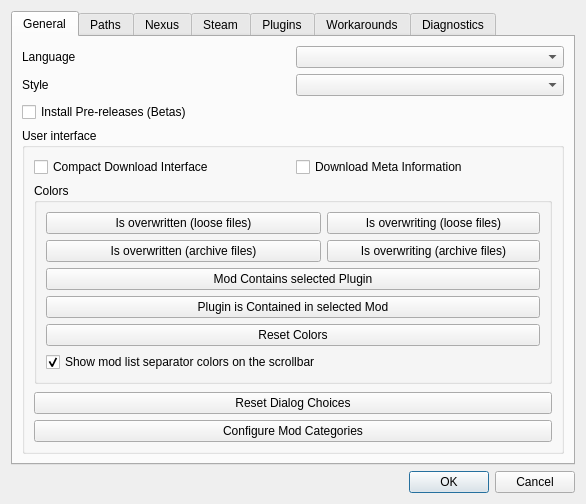
The window that modorganizer/src/settingsdialog.ui (Holt59/mo2-merge) describes before a commit, drawn with Qt 5.
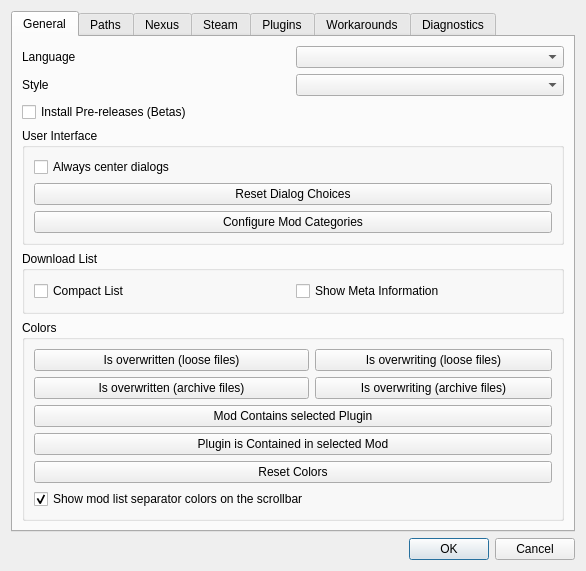
The same window after the commit. Icons and pictures are not drawn.

Commit message: [modorganizer] added center dialogs option moved download list options to their own group box renamed confusing "Download Meta Information" to "Show Meta Information"

What changed in the file:
```diff
--- a/modorganizer/src/settingsdialog.ui
+++ b/modorganizer/src/settingsdialog.ui
@@ -86,10 +86,87 @@
        <item>
         <widget class="QGroupBox" name="groupBox">
          <property name="title">
-          <string>User interface</string>
+          <string>User Interface</string>
          </property>
-         <layout class="QGridLayout" name="gridLayout">
-          <item row="2" column="0" colspan="2">
+         <layout class="QVBoxLayout" name="verticalLayout_2">
+          <item>
+           <widget class="QCheckBox" name="centerDialogs">
+            <property name="statusTip">
+             <string>Dialogs will always be centered on the main window, but will remember their size.</string>
+            </property>
+            <property name="whatsThis">
+             <string>Dialogs will always be centered on the main window, but will remember their size.</string>
+            </property>
+            <property name="text">
+             <string>Always center dialogs</string>
+            </property>
+           </widget>
+          </item>
+          <item>
+           <widget class="QPushButton" name="resetDialogsButton">
+            <property name="maximumSize">
+             <size>
+              <width>16777215</width>
+              <height>16777215</height>
+             </size>
+            </property>
+            <property name="toolTip">
+             <string>Reset stored information from dialogs.</string>
+            </property>
+            <property name="whatsThis">
+             <string>This will make all dialogs show up again where you checked the &quot;Remember selection&quot;-box.</string>
+            </property>
+            <property name="text">
+             <string>Reset Dialog Choices</string>
+            </property>
+           </widget>
+          </item>
+          <item>
+           <widget class="QPushButton" name="categoriesBtn">
+            <property name="toolTip">
+             <string>Modify the categories available to arrange your mods.</string>
+            </property>
+            <property name="whatsThis">
+             <string>Modify the categories available to arrange your mods.</string>
+            </property>
+            <property name="text">
+             <string>Configure Mod Categories</string>
+            </property>
+           </widget>
+          </item>
+         </layout>
+        </widget>
+       </item>
+       <item>
+        <widget class="QGroupBox" name="groupBox_5">
+         <property name="title">
+          <string>Download List</string>
+         </property>
+         <layout class="QHBoxLayout" name="horizontalLayout_11">
+          <item>
+           <widget class="QCheckBox" name="compactBox">
+            <property name="toolTip">
+             <string>If checked, the download interface will be more compact.</string>
+            </property>
+            <property name="text">
+             <string>Compact List</string>
+            </property>
+           </widget>
+          </item>
+          <item>
+           <widget class="QCheckBox" name="showMetaBox">
+            <property name="toolTip">
+             <string>If checked, the download list will display meta information instead of file names.</string>
+            </property>
+            <property name="text">
+             <string>Show Meta Information</string>
+            </property>
+           </widget>
+          </item>
+         </layout>
+        </widget>
+       </item>
+       <item>
            <widget class="QGroupBox" name="ModlistGroupBox">
             <property name="title">
              <string>Colors</string>
@@ -163,74 +240,6 @@
             </layout>
            </widget>
           </item>
-          <item row="6" column="0" colspan="2">
-           <widget class="QPushButton" name="categoriesBtn">
-            <property name="toolTip">
-             <string>Modify the categories available to arrange your mods.</string>
-            </property>
-            <property name="whatsThis">
-             <string>Modify the categories available to arrange your mods.</string>
-            </property>
-            <property name="text">
-             <string>Configure Mod Categories</string>
-            </property>
-           </widget>
-          </item>
-          <item row="5" column="0" colspan="2">
-           <widget class="QPushButton" name="resetDialogsButton">
-            <property name="maximumSize">
-             <size>
-              <width>16777215</width>
-              <height>16777215</height>
-             </size>
-            </property>
-            <property name="toolTip">
-             <string>Reset stored information from dialogs.</string>
-            </property>
-            <property name="whatsThis">
-             <string>This will make all dialogs show up again where you checked the &quot;Remember selection&quot;-box.</string>
-            </property>
-            <property name="text">
-             <string>Reset Dialog Choices</string>
-            </property>
-           </widget>
-          </item>
-          <item row="0" column="0">
-           <widget class="QCheckBox" name="compactBox">
-            <property name="toolTip">
-             <string>If checked, the download interface will be more compact.</string>
-            </property>
-            <property name="text">
-             <string>Compact Download Interface</string>
-            </property>
-           </widget>
-          </item>
-          <item row="4" column="0" colspan="2">
-           <spacer name="verticalSpacer">
-            <property name="orientation">
-             <enum>Qt::Vertical</enum>
-            </property>
-            <property name="sizeHint" stdset="0">
-             <size>
-              <width>20</width>
-              <height>40</height>
-             </size>
-            </property>
-           </spacer>
-          </item>
-          <item row="0" column="1">
-           <widget class="QCheckBox" name="showMetaBox">
-            <property name="toolTip">
-             <string>If checked, the download list will display meta information instead of file names.</string>
-            </property>
-            <property name="text">
-             <string>Download Meta Information</string>
-            </property>
-           </widget>
-          </item>
-         </layout>
-        </widget>
-       </item>
       </layout>
      </widget>
      <widget class="QWidget" name="pathsTab">
```
Left out of the diff: 1 changed line with no effect on the pictures. Lines whose indentation alone changed are shown as unchanged. The commit also changes 3 other files.
